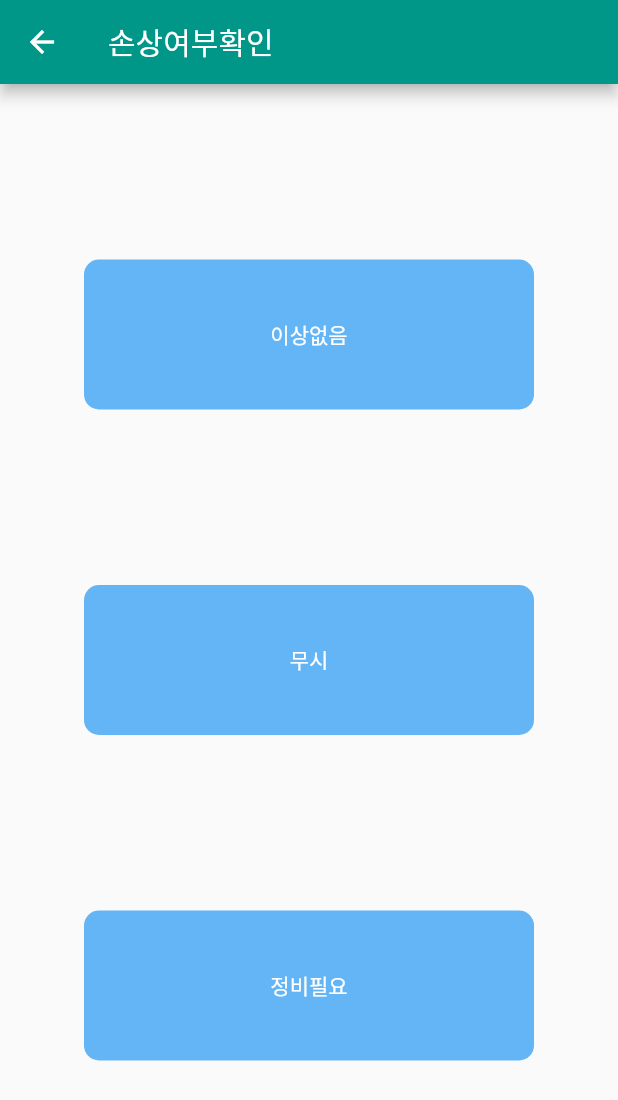
After one commit to kpsy20/flutter, a Flutter app: the Scratch screen opened directly, on a phone screen of 412 x 824 dp. The commit adds this screen. Shown: the top 1100 px of the screen. Run offline on Flutter 3.47's test engine with Material 2 defaults, Android fonts, the phone set to English and light mode, and no system bars; our stand-ins replace camera, fluttertoast, image_picker, photo_view, webview_flutter; missing offline and left inert: flutter_coupang_ad, image_size_getter.

Commit message:
손상부위 눌렀을 때 업데이트(in.dart만)

```diff
--- a/p201007_mkver1/lib/material_widget.dart
+++ b/p201007_mkver1/lib/material_widget.dart
@@ -210,9 +210,8 @@ Future scratchPic(BuildContext context) {
             title: Text(
               "손상여부확인",
               textAlign: TextAlign.center,
-
             ),
-            content: ,
+            // content: ,
             actions: [
               FlatButton(
                 child: Text('Close'),
--- a/p201007_mkver1/lib/out.dart
+++ b/p201007_mkver1/lib/out.dart
@@ -1,7 +1,6 @@
 import 'dart:io';
 import 'main.dart';
 import 'package:flutter/material.dart';
-import "camera.dart";
 import "search_car.dart";
 import 'material_widget.dart';
 import 'dart:async';
@@ -83,7 +82,7 @@ class _OutState extends State<Out> {
                           MaterialPageRoute(
                             builder: (BuildContext context) => Camera4O(),
                           ),
-                        );
+                        ).then(syncGG);
                       },
                     ),
                   ),
--- /dev/null
+++ b/p201007_mkver1/lib/scratch.dart
@@ -0,0 +1,68 @@
+import 'package:flutter/material.dart';
+import 'in.dart';
+
+class Scratch extends StatelessWidget {
+  @override
+  Widget build(BuildContext context) {
+    return Scaffold(
+      appBar: AppBar(
+        title: Text("손상여부확인"),
+        backgroundColor: Colors.teal,
+      ),
+      body: SafeArea(
+        child: Center(
+          child: Column(
+            mainAxisAlignment: MainAxisAlignment.spaceEvenly,
+            children: [
+              Container(
+                  width: 300,
+                  height: 100,
+                  decoration: BoxDecoration(
+                      color: Colors.blue[300],
+                      borderRadius: BorderRadius.all(Radius.circular(10))),
+                  child: FlatButton(
+                      onPressed: () {
+                        inInfo.x.removeAt(inInfo.index);
+                        inInfo.y.removeAt(inInfo.index);
+                        inInfo.color_name.removeAt(inInfo.index);
+                        Navigator.pop(context);
+                      },
+                      child: Text(
+                        "이상없음",
+                        style: TextStyle(color: Colors.white),
+                      ))),
+              Container(
+                  width: 300,
+                  height: 100,
+                  decoration: BoxDecoration(
+                      color: Colors.blue[300],
+                      borderRadius: BorderRadius.all(Radius.circular(10))),
+                  child: FlatButton(
+                      onPressed: () {
+                        inInfo.color_name[inInfo.index] = Colors.blue;
+                        inInfo.size_dot[inInfo.index] = 3;
+                        Navigator.pop(context);
+                      },
+                      child:
+                          Text("무시", style: TextStyle(color: Colors.white)))),
+              Container(
+                  width: 300,
+                  height: 100,
+                  decoration: BoxDecoration(
+                      color: Colors.blue[300],
+                      borderRadius: BorderRadius.all(Radius.circular(10))),
+                  child: FlatButton(
+                      onPressed: () {
+                        inInfo.color_name[inInfo.index] = Colors.yellow;
+                        inInfo.size_dot[inInfo.index] = 3;
+                        Navigator.pop(context);
+                      },
+                      child:
+                          Text("정비필요", style: TextStyle(color: Colors.white)))),
+            ],
+          ),
+        ),
+      ),
+    );
+  }
+}
```
Also changed, not shown: p201007_mkver1/lib/camera.dart (+38 -60 lines), p201007_mkver1/lib/cameraout.dart (+0 -18 lines), p201007_mkver1/lib/in.dart (+82 -16 lines), p201007_mkver1/lib/main.dart (+6 -4 lines).
